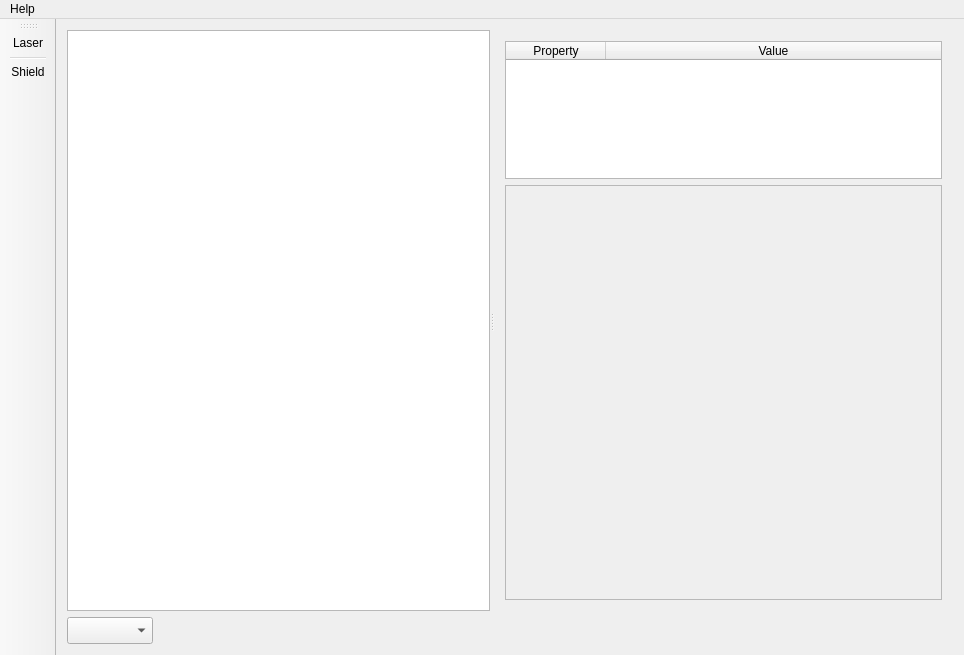
Old version of the form ui/mainwindow.ui in the repository iminchenko/opticalexperiment.
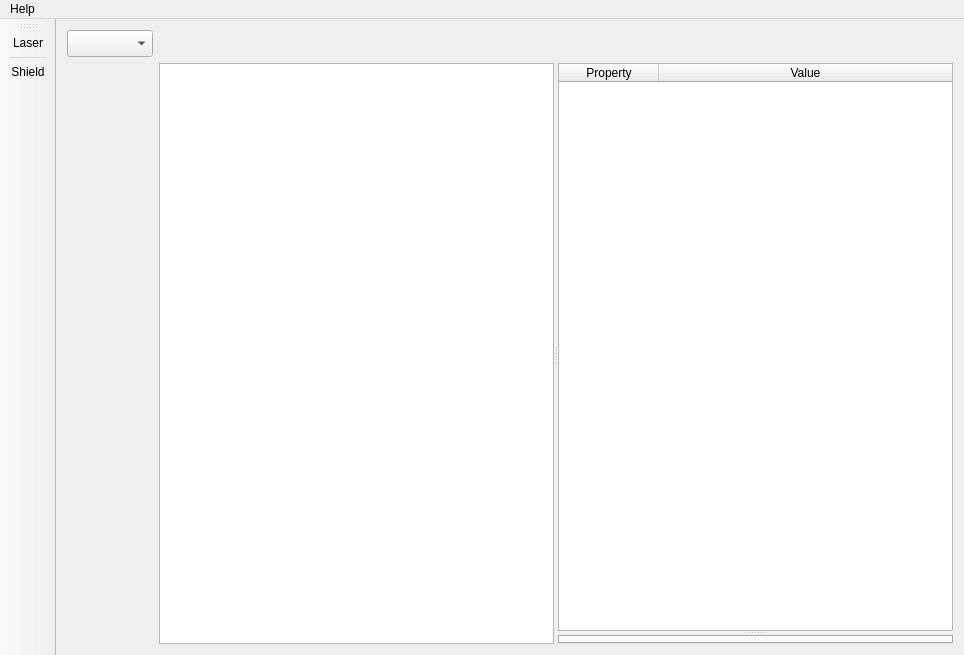
New version of the form. Icons and pictures are not drawn. Custom widgets are drawn as their Qt base class.

```diff
--- a/ui/mainwindow.ui
+++ b/ui/mainwindow.ui
@@ -15,7 +15,28 @@
   </property>
   <widget class="QWidget" name="centralWidget">
    <layout class="QGridLayout" name="gridLayout">
-    <item row="1" column="1">
+    <item row="2" column="0">
+     <widget class="QComboBox" name="cbMode">
+      <property name="font">
+       <font>
+        <pointsize>12</pointsize>
+       </font>
+      </property>
+      <property name="editable">
+       <bool>false</bool>
+      </property>
+      <property name="currentIndex">
+       <number>-1</number>
+      </property>
+      <property name="duplicatesEnabled">
+       <bool>false</bool>
+      </property>
+      <property name="frame">
+       <bool>true</bool>
+      </property>
+     </widget>
+    </item>
+    <item row="2" column="1">
      <spacer name="horizontalSpacer">
       <property name="orientation">
        <enum>Qt::Horizontal</enum>
@@ -31,16 +52,7 @@
       </property>
      </spacer>
     </item>
-    <item row="1" column="0">
-     <widget class="QComboBox" name="cbMode">
-      <property name="font">
-       <font>
-        <pointsize>12</pointsize>
-       </font>
-      </property>
-     </widget>
-    </item>
-    <item row="0" column="0" colspan="2">
+    <item row="3" column="1">
      <widget class="QSplitter" name="splitter">
       <property name="orientation">
        <enum>Qt::Horizontal</enum>
@@ -50,9 +62,10 @@
         <bool>false</bool>
        </property>
       </widget>
-      <widget class="QWidget" name="layoutWidget">
-       <layout class="QVBoxLayout" name="leftLayout" stretch="1,3">
-        <item>
+      <widget class="QSplitter" name="splitter">
+       <property name="orientation">
+        <enum>Qt::Vertical</enum>
+       </property>
          <widget class="QTableWidget" name="tableWidget">
           <attribute name="horizontalHeaderStretchLastSection">
            <bool>true</bool>
@@ -71,25 +84,11 @@
            </property>
           </column>
          </widget>
-        </item>
-        <item>
-         <widget class="QScrollArea" name="scrollArea">
-          <property name="widgetResizable">
-           <bool>true</bool>
-          </property>
-          <widget class="QWidget" name="scrollAreaWidgetContents">
-           <property name="geometry">
-            <rect>
-             <x>0</x>
-             <y>0</y>
-             <width>436</width>
-             <height>430</height>
-            </rect>
-           </property>
-          </widget>
-         </widget>
-        </item>
-       </layout>
+       <widget class="QTabWidget" name="tabWidget">
+        <property name="currentIndex">
+         <number>-1</number>
+        </property>
+       </widget>
       </widget>
      </widget>
     </item>
```
Left out of the diff: 2 changed lines with no effect on the pictures. Lines whose indentation alone changed are shown as unchanged.
